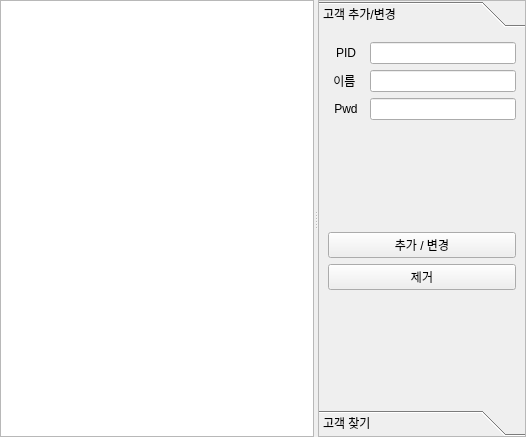
First picture: the form in ui/customerui.ui, repository didwnsgur999/Trpg_Table_Server, before the edit.
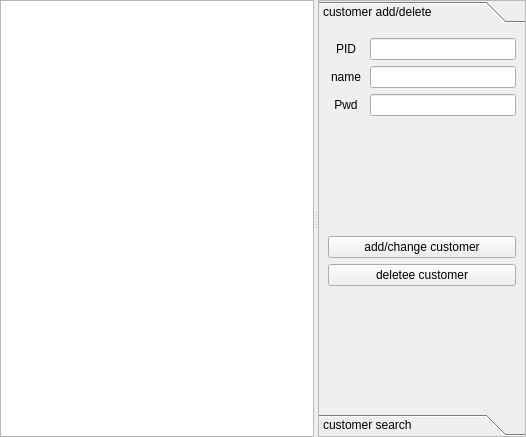
Second picture: the form after the edit. The open tabs and pages were chosen to show the change.

The edit to the form file:
```diff
--- a/ui/customerui.ui
+++ b/ui/customerui.ui
@@ -44,12 +44,12 @@
         <rect>
          <x>0</x>
          <y>0</y>
-         <width>112</width>
+         <width>195</width>
          <height>387</height>
         </rect>
        </property>
        <attribute name="label">
-        <string>고객 추가/변경</string>
+        <string>customer add/delete</string>
        </attribute>
        <layout class="QVBoxLayout" name="verticalLayout_3">
         <item>
@@ -94,7 +94,7 @@
                </size>
               </property>
               <property name="text">
-               <string>이름 </string>
+               <string>name</string>
               </property>
               <property name="alignment">
                <set>Qt::AlignmentFlag::AlignCenter</set>
@@ -151,14 +151,14 @@
           <item>
            <widget class="QPushButton" name="AddButton">
             <property name="text">
-             <string>추가 / 변경</string>
+             <string>add/change customer</string>
             </property>
            </widget>
           </item>
           <item>
            <widget class="QPushButton" name="DeleteButton">
             <property name="text">
-             <string>제거</string>
+             <string>deletee customer</string>
             </property>
            </widget>
           </item>
@@ -189,7 +189,7 @@
         </rect>
        </property>
        <attribute name="label">
-        <string>고객 찾기</string>
+        <string>customer search</string>
        </attribute>
        <layout class="QVBoxLayout" name="verticalLayout">
         <item>
```
Left out of the diff: 4 changed lines with no effect on the pictures.
